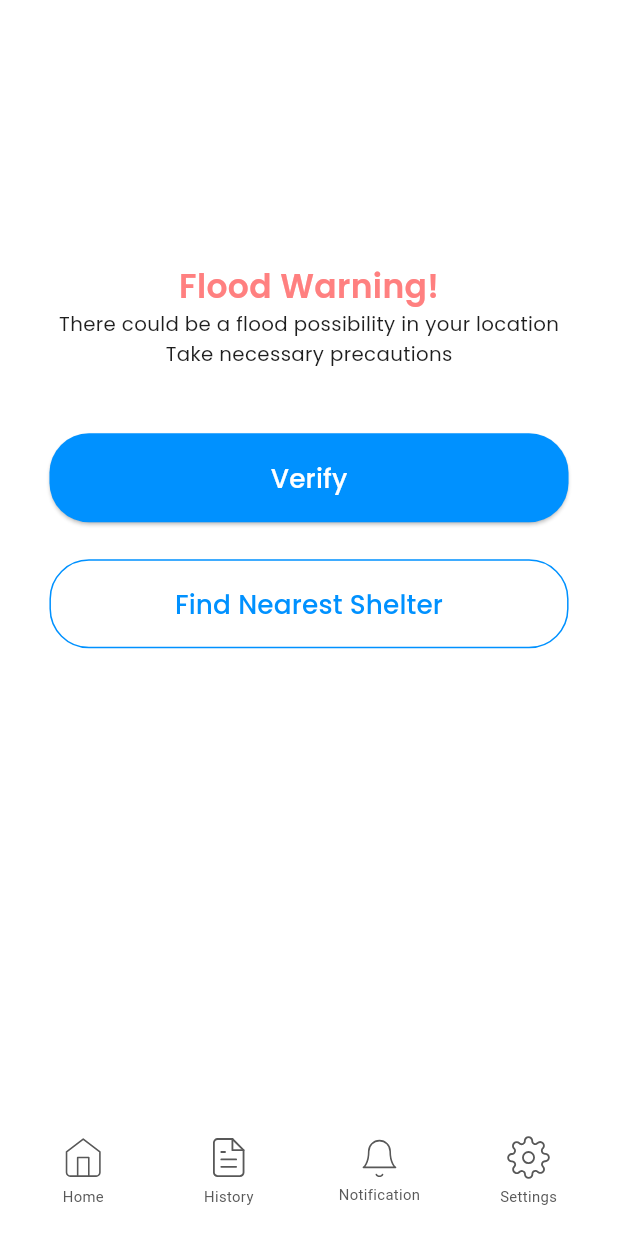
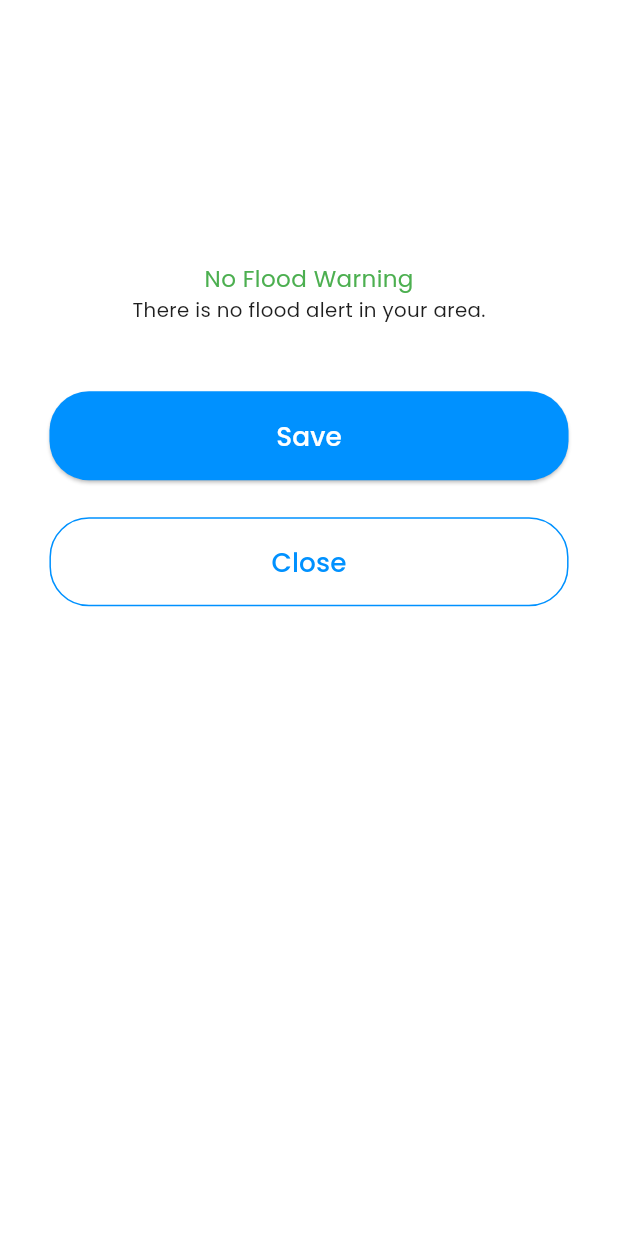
Before and after one commit to sajeewan/aquarisk, a Flutter app: the FloodWarningScreen screen opened by its route, on a phone screen of 412 x 824 dp. Run offline on Flutter 3.47's test engine with Material 3 defaults, Android fonts, the phone set to English and light mode, and no system bars; our stand-ins replace cached_network_image, cloud_firestore, connectivity_plus, firebase_auth, firebase_core, flutter_svg and 3 more; missing offline and left inert: tflite_flutter; accounts and stored records are empty; Roboto replaces fonts that are missing (Source Sans Pro).

Commit message:
warning page prediction save in to firebase

```diff
--- a/lib/presentation/flood_warning_screen/flood_warning_screen.dart
+++ b/lib/presentation/flood_warning_screen/flood_warning_screen.dart
@@ -1,5 +1,6 @@
 import 'package:aquarisk/widgets/custom_elevated_button.dart';
 import 'package:aquarisk/widgets/custom_outlined_button.dart';
+import 'package:flutter/cupertino.dart';
 import 'package:flutter/material.dart';
 import 'package:aquarisk/core/app_export.dart';
 import 'controller/flood_warning_controller.dart';
@@ -22,7 +23,12 @@ class FloodWarningScreen extends GetWidget<FloodWarningController> {
             top: 142.v,
             right: 30.h,
           ),
+
           child: Column(
+
+            children: [
+              if (controller.result == true)
+                Column(
                 children: [
                   Text(
                     "lbl_flood_warning".tr,
@@ -39,112 +45,62 @@ class FloodWarningScreen extends GetWidget<FloodWarningController> {
                   ),
                   SizedBox(height: 35.v),
                   CustomElevatedButton(
-                text: "lbl_verify".tr,
+                    text: "Save",
+                    onPressed: (){
+                      controller.savePrediction(context);
+                    },
                   ),
                   SizedBox(height: 20.v),
                   CustomOutlinedButton(
-                text: "msg_find_nearest_shelter".tr,
+                    text: "Close",
                     buttonStyle: CustomButtonStyles.outlinePrimary,
+                    onPressed: (){
+                      Get.back();
+                    },
                   ),
                   SizedBox(height: 5.v),
                 ],
+              )
+              else
+                Column(
+                  children: [
+                    Text(
+                      "No Flood Warning",
+                      style: TextStyle(
+                        color: Colors.green
                       ),
                     ),
-        bottomNavigationBar: _buildBottomNavigation(),
+                    Text(
+                      "There is no flood alert in your area.",
+                      style: CustomTextStyles.bodySmallPoppinsOnPrimary,
+                    ),
+                    SizedBox(height: 1.v),
+
+                    SizedBox(height: 35.v),
+                    CustomElevatedButton(
+                      text: "Save",
+                      onPressed: (){
+                        controller.savePrediction(context);
+                      },
+                    ),
+                    SizedBox(height: 20.v),
+                    CustomOutlinedButton(
+                      text: "Close",
+                      buttonStyle: CustomButtonStyles.outlinePrimary,
+                      onPressed: (){
+                        Get.back();
+                      },
+                    ),
+                    SizedBox(height: 5.v),
+                  ],
+                )
+            ],
+          ),
+        ),
+
       ),
     );
   }
 
-  /// Section Widget
-  Widget _buildBottomNavigation() {
-    return Padding(
-      padding: EdgeInsets.only(
-        left: 37.h,
-        right: 37.h,
-        bottom: 15.v,
-      ),
-      child: Row(
-        mainAxisAlignment: MainAxisAlignment.center,
-        children: [
-          _buildFrameSixtySeven(
-            image: ImageConstant.imgNavHomeGray700,
-            history: "lbl_home".tr,
-          ),
-          Spacer(
-            flex: 37,
-          ),
-          _buildFrameSixtySeven(
-            image: ImageConstant.imgNavHistory,
-            history: "lbl_history".tr,
-          ),
-          Spacer(
-            flex: 32,
-          ),
-          Column(
-            mainAxisSize: MainAxisSize.min,
-            children: [
-              CustomImageView(
-                imagePath: ImageConstant.imgNavNotification,
-                height: 26.adaptSize,
-                width: 26.adaptSize,
-              ),
-              Padding(
-                padding: EdgeInsets.only(top: 3.v),
-                child: Text(
-                  "lbl_notification".tr,
-                  style: theme.textTheme.bodySmall,
-                ),
-              ),
-            ],
-          ),
-          Spacer(
-            flex: 30,
-          ),
-          Column(
-            mainAxisSize: MainAxisSize.min,
-            children: [
-              CustomImageView(
-                imagePath: ImageConstant.imgNavSettings,
-                height: 27.adaptSize,
-                width: 27.adaptSize,
-              ),
-              Padding(
-                padding: EdgeInsets.only(top: 4.v),
-                child: Text(
-                  "lbl_settings".tr,
-                  style: theme.textTheme.bodySmall,
-                ),
-              ),
-            ],
-          ),
-        ],
-      ),
-    );
+
 }
-
-  /// Common widget
-  Widget _buildFrameSixtySeven({
-    required String image,
-    required String history,
-  }) {
-    return Column(
-      mainAxisSize: MainAxisSize.min,
-      children: [
-        CustomImageView(
-          imagePath: image,
-          height: 27.adaptSize,
-          width: 27.adaptSize,
-        ),
-        Padding(
-          padding: EdgeInsets.only(top: 4.v),
-          child: Text(
-            history,
-            style: theme.textTheme.bodySmall!.copyWith(
-              color: appTheme.gray700,
-            ),
-          ),
-        ),
-      ],
-    );
-  }
-}
--- a/lib/widgets/custom_drop_down.dart
+++ b/lib/widgets/custom_drop_down.dart
@@ -95,7 +95,10 @@ class CustomDropDown extends StatelessWidget {
           decoration: decoration,
           validator: validator,
           onChanged: (value) {
-            onChanged!(value!);
+            // Call the onChanged callback if provided
+            if (onChanged != null) {
+              onChanged!(value!);
+            }
           },
         ),
       );
```
Also changed, not shown: lib/presentation/flood_warning_screen/controller/flood_warning_controller.dart (+56 -7 lines), lib/presentation/predict_flood_page/controller/predict_flood_controller.dart (+4 -4 lines), lib/presentation/predict_flood_page/predict_flood_page.dart (+7 -6 lines), 1 other file. Lines whose indentation alone changed are shown as unchanged.
